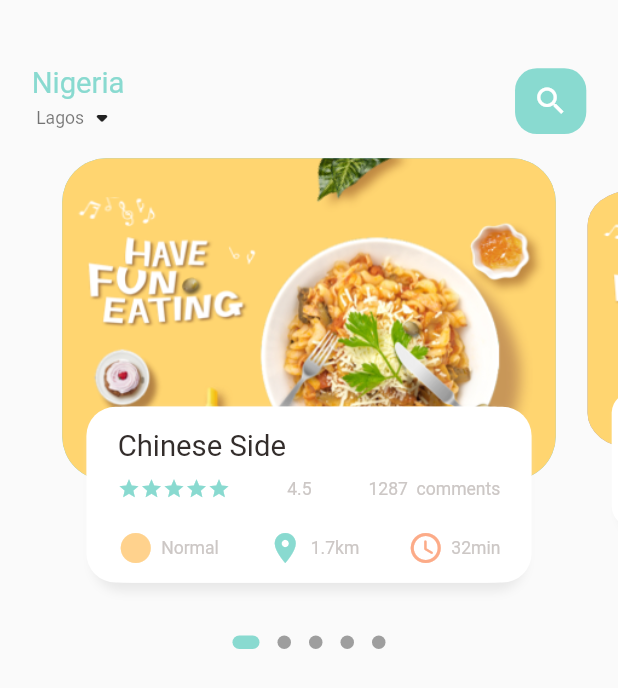
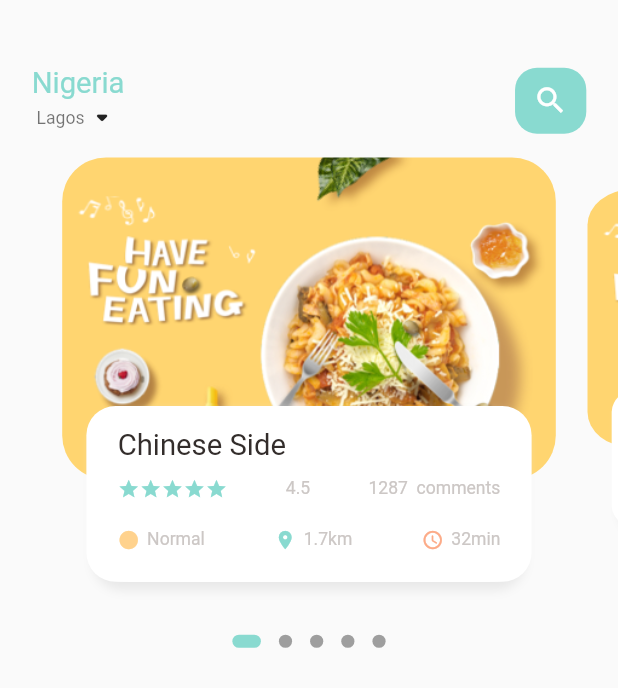
Before and after one commit to ChidiChuks/food_delivery, a Flutter app: the screen it shows after launch, on a phone screen of 412 x 824 dp. Shown: the top 688 px of the screen. Run offline on Flutter 3.47's test engine with Material 2 defaults, Android fonts, the phone set to English and light mode, and no system bars; drawn by our look-alikes of dots_indicator; our stand-ins replace get.

Commit message:
dimensions for web and mobile responsiveness

```diff
--- a/lib/home/food_page_body.dart
+++ b/lib/home/food_page_body.dart
@@ -44,6 +44,7 @@ class _FoodPageBodyState extends State<FoodPageBody> {
   Widget build(BuildContext context) {
     return Column(
       children: [
+        // Slider section
         Container(
           // color: Colors.redAccent,
           height: Dimensions.pageView,
@@ -55,17 +56,23 @@ class _FoodPageBodyState extends State<FoodPageBody> {
             },
           ),
         ),
+        // Dots for slider section
         new DotsIndicator(
           dotsCount: 5,
           position: _currPageValue,
           decorator: DotsDecorator(
-            size: const Size.square(9.0),
-            activeSize: const Size(18.0, 9.0),
+            size: Size.square(Dimensions.squareSize9),
+            activeSize: Size(Dimensions.sizeWidth18, Dimensions.sizeHeight9),
             activeShape: RoundedRectangleBorder(
-              borderRadius: BorderRadius.circular(5.0),
+              borderRadius: BorderRadius.circular(Dimensions.radius5),
             ),
             activeColor: AppColors.mainColor,
           ),
+        ),
+
+        // Popular Text
+        SizedBox(
+          height: Dimensions.height30,
         ),
       ],
     );
@@ -108,7 +115,7 @@ class _FoodPageBodyState extends State<FoodPageBody> {
             ),
             decoration: BoxDecoration(
               borderRadius: BorderRadius.circular(Dimensions.radius30),
-              color: index.isEven ? Color(0xFF69c5df) : Color(0xFF9294cc),
+              // color: index.isEven ? Color(0xFF69c5df) : Color(0xFF9294cc),
               image: DecorationImage(
                 fit: BoxFit.cover,
                 image: AssetImage(
@@ -171,7 +178,7 @@ class _FoodPageBodyState extends State<FoodPageBody> {
                             (index) => Icon(
                               Icons.star,
                               color: AppColors.mainColor,
-                              size: 15,
+                              size: Dimensions.iconSize15,
                             ),
                           ),
                         ),
--- a/lib/home/main_food_page.dart
+++ b/lib/home/main_food_page.dart
@@ -44,7 +44,10 @@ class _MainFoodPageState extends State<MainFoodPage> {
                             text: "Lagos",
                             color: Colors.black54,
                           ),
-                          Icon(Icons.arrow_drop_down_rounded),
+                          Icon(
+                            Icons.arrow_drop_down_rounded,
+                            size: Dimensions.iconSize24,
+                          ),
                         ],
                       ),
                     ],
@@ -56,6 +59,7 @@ class _MainFoodPageState extends State<MainFoodPage> {
                       child: Icon(
                         Icons.search,
                         color: Colors.white,
+                        size: Dimensions.iconSize24,
                       ),
                       decoration: BoxDecoration(
                         borderRadius:
--- a/lib/utils/dimensions.dart
+++ b/lib/utils/dimensions.dart
@@ -22,6 +22,7 @@ class Dimensions {
   static double font12 = screenHeight / 70.33;
 
   // declaring border radius variables for screenHeight
+  static double radius5 = screenHeight / 168.8;
   static double radius15 = screenHeight / 56.27;
   static double radius20 = screenHeight / 42.2;
   static double radius30 = screenHeight / 28.13;
@@ -32,4 +33,13 @@ class Dimensions {
   static double width15 = screenWidth / 26.0;
   static double width20 = screenWidth / 19.5;
   static double width30 = screenWidth / 13.0;
+
+  // Icon Size
+  static double iconSize24 = screenHeight / 35.17;
+  static double iconSize15 = screenHeight / 56.27;
+
+  // dots indicator
+  static double squareSize9 = screenHeight / 93.78;
+  static double sizeWidth18 = screenWidth / 21.67;
+  static double sizeHeight9 = screenHeight / 93.78;
 }
--- a/lib/widgets/icon_and_text_widget.dart
+++ b/lib/widgets/icon_and_text_widget.dart
@@ -1,15 +1,19 @@
 import 'package:flutter/material.dart';
 import 'package:food_delivery/widgets/small_text.dart';
+
+import '../utils/dimensions.dart';
 
 class IconAndTextWidget extends StatelessWidget {
   final IconData icon;
   final String text;
   final Color iconColor;
+  final double size;
   const IconAndTextWidget({
     Key? key,
     required this.icon,
     required this.text,
     required this.iconColor,
+    this.size = 0,
   }) : super(key: key);
 
   @override
@@ -19,6 +23,7 @@ class IconAndTextWidget extends StatelessWidget {
         Icon(
           icon,
           color: iconColor,
+          size: size == 0 ? Dimensions.iconSize15 : size,
         ),
         SizedBox(
           width: 5,
```
